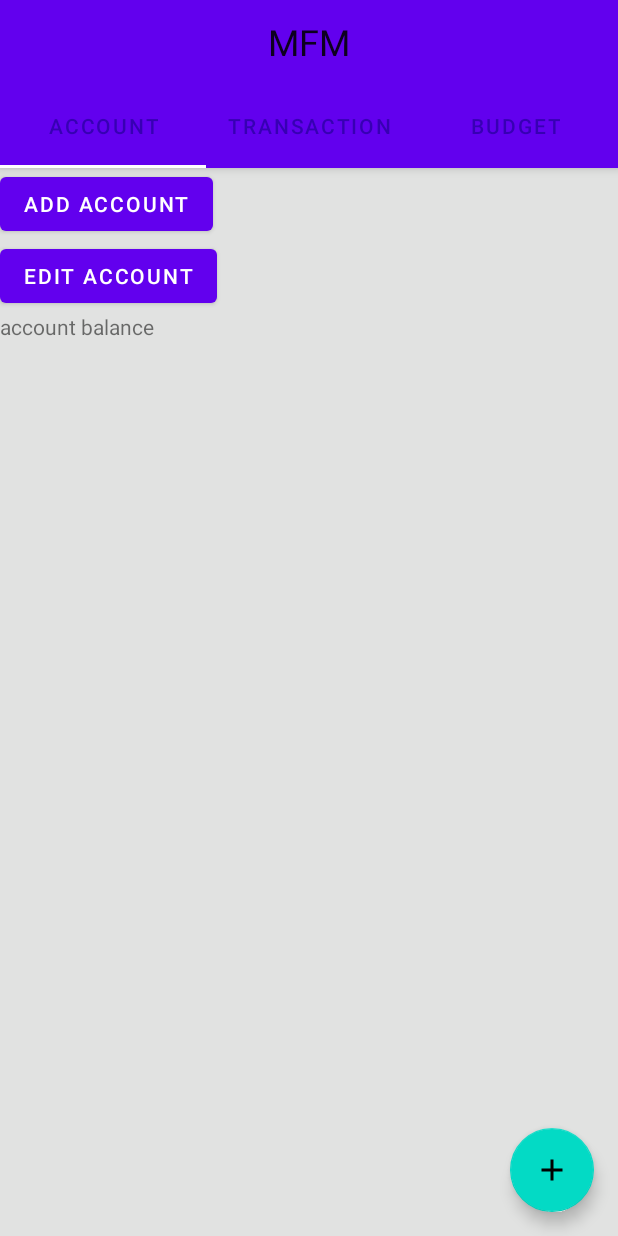
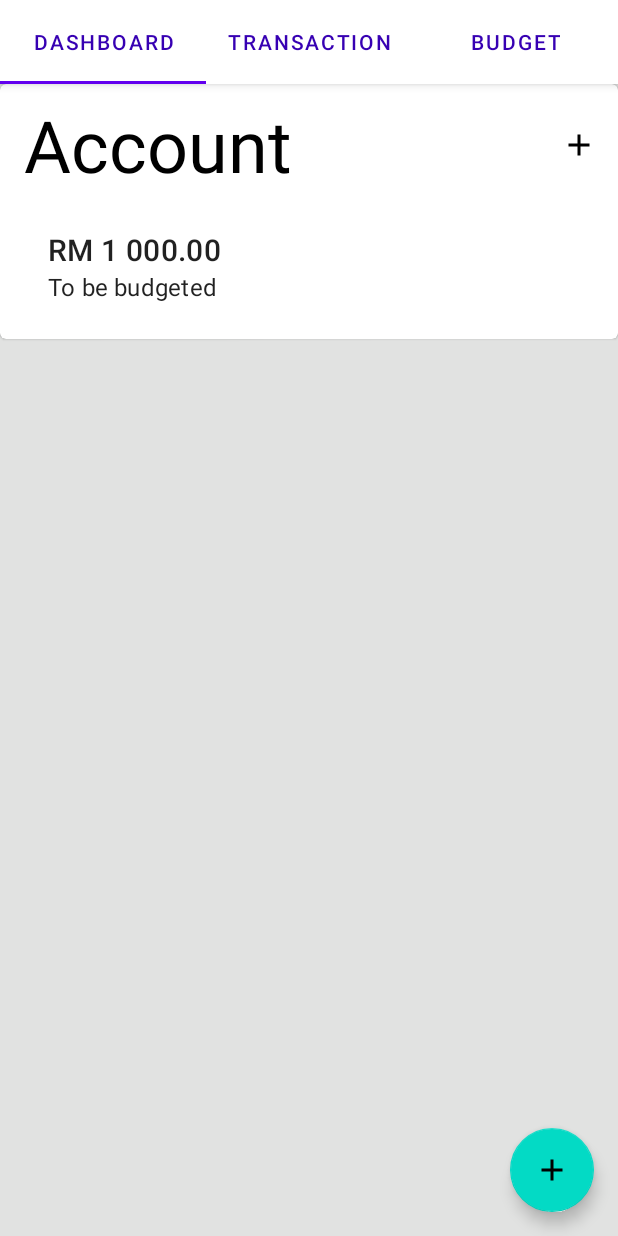
Before and after one commit to kedaitayar/MFM2, an Android app: the screen it shows after launch (MainActivity), on a phone screen of 412 x 824 dp. Run offline under Robolectric (Android 15) with nearby library versions, the phone set to English and light mode, and no system bars; our stand-ins replace Dagger/Hilt's generated code, Room's generated code.

Commit message:
change account tab to dashboard might want to refactor account package and related to dashboard package redo dashboard ui add toBeBudgeted amount feature

```diff
--- a/app/src/main/java/io/github/kedaitayar/mfm/data/dao/AccountDao.kt
+++ b/app/src/main/java/io/github/kedaitayar/mfm/data/dao/AccountDao.kt
@@ -45,16 +45,9 @@ interface AccountDao {
     )
     fun getAccountListData(): LiveData<List<AccountListAdapterData>>
 
-    @Query("SELECT * FROM budget")
-    fun getAllBudget(): LiveData<List<Budget>>
+    @Query("SELECT SUM(budgetTransactionAmount) FROM budgettransaction")
+    fun getTotalBudgetedAmount(): LiveData<Double>
 
-    @Insert
-    suspend fun insert(transaction: Transaction): Long
-
-    @Update
-    suspend fun update(transaction: Transaction): Int
-
-    @Insert
-    suspend fun insert(budget: Budget): Long
-
+    @Query("SELECT SUM(transactionAmount) FROM `transaction` WHERE transactionType = 2")
+    fun getTotalIncome(): LiveData<Double>
 }
--- a/app/src/main/java/io/github/kedaitayar/mfm/data/repository/AccountRepository.kt
+++ b/app/src/main/java/io/github/kedaitayar/mfm/data/repository/AccountRepository.kt
@@ -33,4 +33,12 @@ class AccountRepository @Inject constructor(
     fun getAccountListData(): LiveData<List<AccountListAdapterData>> {
         return accountDao.getAccountListData()
     }
+
+    fun getTotalBudgetedAmount(): LiveData<Double> {
+        return  accountDao.getTotalBudgetedAmount()
+    }
+
+    fun getTotalIncome(): LiveData<Double> {
+        return accountDao.getTotalIncome()
+    }
 }
--- a/app/src/main/java/io/github/kedaitayar/mfm/ui/account/AccountListFragment.kt
+++ b/app/src/main/java/io/github/kedaitayar/mfm/ui/account/AccountListFragment.kt
@@ -12,6 +12,7 @@ import androidx.fragment.app.viewModels
 import androidx.lifecycle.Observer
 import androidx.navigation.fragment.findNavController
 import androidx.recyclerview.widget.GridLayoutManager
+import androidx.recyclerview.widget.LinearLayoutManager
 import dagger.hilt.android.AndroidEntryPoint
 import io.github.kedaitayar.mfm.R
 import io.github.kedaitayar.mfm.data.podata.AccountListAdapterData
@@ -44,10 +45,10 @@ class AccountListFragment : Fragment(R.layout.fragment_account_list) {
         return binding.root
     }
 
-    //setup account list recyclerview
+
     private fun recyclerViewSetup(adapter: AccountListAdapter) {
         binding.recyclerViewAccountList.adapter = adapter
-        binding.recyclerViewAccountList.layoutManager = GridLayoutManager(requireContext(), 2)
+        binding.recyclerViewAccountList.layoutManager = LinearLayoutManager(requireContext())
         accountViewModel.accountListAdapterData.observe(viewLifecycleOwner, Observer {
             it?.let {
                 adapter.submitList(it)
--- a/app/src/main/java/io/github/kedaitayar/mfm/ui/account/MainAccountFragment.kt
+++ b/app/src/main/java/io/github/kedaitayar/mfm/ui/account/MainAccountFragment.kt
@@ -5,20 +5,27 @@ import android.util.Log
 import android.view.LayoutInflater
 import android.view.View
 import android.view.ViewGroup
+import android.widget.TextView
 import androidx.fragment.app.Fragment
+import androidx.fragment.app.viewModels
+import androidx.lifecycle.Observer
 import androidx.navigation.fragment.findNavController
 import dagger.hilt.android.AndroidEntryPoint
 import io.github.kedaitayar.mfm.R
 import io.github.kedaitayar.mfm.databinding.FragmentMainAccountBinding
 import io.github.kedaitayar.mfm.ui.main.MainFragmentDirections
 import io.github.kedaitayar.mfm.util.NavigationResult.getNavigationResultLiveData
+import io.github.kedaitayar.mfm.viewmodels.AccountViewModel
 
 private const val TAG = "MainAccountFragment"
 
 @AndroidEntryPoint
 class MainAccountFragment : Fragment(R.layout.fragment_main_account) {
+    private val accountViewModel: AccountViewModel by viewModels()
     private var _binding: FragmentMainAccountBinding? = null
     private val binding get() = _binding!!
+    private var totalIncome: Double = 0.0
+    private var totalBudgeted: Double = 0.0
 
     override fun onCreateView(
         inflater: LayoutInflater,
@@ -32,18 +39,52 @@ class MainAccountFragment : Fragment(R.layout.fragment_main_account) {
             replace(R.id.account_list_fragment_container, AccountListFragment())
         }.commit()
 
-        binding.placeholderButtonAddAccount.setOnClickListener {
+        setupAddAccountButton()
+        setupAddAccountFragmentResultObserver()
+        setupToBeBudgetedAmount()
+
+        return binding.root
+    }
+
+    private fun setupToBeBudgetedAmount() {
+        accountViewModel.totalIncome.observe(viewLifecycleOwner, Observer {
+            it?.let {
+                setAccountIncome(it)
+            }
+        })
+        accountViewModel.totalBudgetedAmount.observe(viewLifecycleOwner, Observer {
+            it?.let {
+                setTotalBudgeted(it)
+            }
+        })
+    }
+
+    private fun setupAddAccountFragmentResultObserver() {
+        val result = getNavigationResultLiveData<Long>(AddAccountFragment.ADD_ACCOUNT_RESULT_KEY)
+        result?.observe(viewLifecycleOwner) {
+            Log.i(
+                TAG,
+                "add account result: $it"
+            )   //TODO: snackbar to show outcome of account insert
+        }
+    }
+
+    private fun setupAddAccountButton() {
+        binding.buttonAddAccount.setOnClickListener {
             val action = MainFragmentDirections.actionMainFragmentToAddAccountFragment()
             findNavController().navigate(action)
         }
+    }
 
-        //get result from AddAccountFragment
-        val result = getNavigationResultLiveData<Long>(AddAccountFragment.ADD_ACCOUNT_RESULT_KEY)
-        result?.observe(viewLifecycleOwner) {
-            Log.i(TAG, "add account result: $it")   //TODO: snackbar to show outcome of account insert
-        }
+    private fun setAccountIncome(totalIncome: Double) {
+        this.totalIncome = totalIncome
+        binding.textViewToBeBudgetedAmount.text = "RM " + (this.totalIncome - this.totalBudgeted).toString()
+    }
 
-        return binding.root
+    private fun setTotalBudgeted(totalBudgeted: Double) {
+        this.totalBudgeted = totalBudgeted
+        binding.textViewToBeBudgetedAmount.text =
+            "RM " + (this.totalIncome - this.totalBudgeted).toString()
     }
 
     override fun onDestroyView() {
--- a/app/src/main/java/io/github/kedaitayar/mfm/ui/main/MainFragment.kt
+++ b/app/src/main/java/io/github/kedaitayar/mfm/ui/main/MainFragment.kt
@@ -34,7 +34,7 @@ class MainFragment : Fragment() {
             tab.text = getTabTitle(position)
         }.attach()
 
-        (activity as AppCompatActivity).setSupportActionBar(binding.toolbar)
+//        (activity as AppCompatActivity).setSupportActionBar(binding.toolbar)
 
         binding.fab.setOnClickListener {
             val action = MainFragmentDirections.actionMainFragmentToAddTransactionFragment()
@@ -46,7 +46,7 @@ class MainFragment : Fragment() {
 
     private fun getTabTitle(position: Int): String? {
         return when (position) {
-            ACCOUNT_PAGE_INDEX -> "Account"
+            ACCOUNT_PAGE_INDEX -> "Dashboard"
             TRANSACTION_PAGE_INDEX -> "Transaction"
             BUDGET_PAGE_INDEX -> "Budget"
             else -> null
--- a/app/src/main/java/io/github/kedaitayar/mfm/viewmodels/AccountViewModel.kt
+++ b/app/src/main/java/io/github/kedaitayar/mfm/viewmodels/AccountViewModel.kt
@@ -1,6 +1,8 @@
 package io.github.kedaitayar.mfm.viewmodels
 
 import androidx.lifecycle.LiveData
+import androidx.lifecycle.MediatorLiveData
+import androidx.lifecycle.Transformations
 import androidx.lifecycle.ViewModel
 import dagger.hilt.android.lifecycle.HiltViewModel
 import io.github.kedaitayar.mfm.data.podata.AccountListAdapterData
@@ -12,7 +14,10 @@ import javax.inject.Inject
 class AccountViewModel @Inject constructor(
     private val accountRepository: AccountRepository
 ) : ViewModel() {
-    val accountListAdapterData: LiveData<List<AccountListAdapterData>> = accountRepository.getAccountListData()
+    val accountListAdapterData: LiveData<List<AccountListAdapterData>> =
+        accountRepository.getAccountListData()
+    val totalBudgetedAmount: LiveData<Double> = accountRepository.getTotalBudgetedAmount()
+    val totalIncome: LiveData<Double> = accountRepository.getTotalIncome()
 
     suspend fun insert(account: Account): Long {
         return accountRepository.insert(account)
--- a/app/src/main/res/layout/fragment_account_list.xml
+++ b/app/src/main/res/layout/fragment_account_list.xml
@@ -1,29 +1,16 @@
 <?xml version="1.0" encoding="utf-8"?>
 <FrameLayout xmlns:android="http://schemas.android.com/apk/res/android"
+    xmlns:app="http://schemas.android.com/apk/res-auto"
     xmlns:tools="http://schemas.android.com/tools"
     android:layout_width="match_parent"
     android:layout_height="match_parent"
-    xmlns:app="http://schemas.android.com/apk/res-auto"
     tools:context=".ui.account.AccountListFragment">
 
-    <com.google.android.material.card.MaterialCardView
+    <androidx.recyclerview.widget.RecyclerView
+        android:id="@+id/recycler_view_account_list"
         android:layout_width="match_parent"
-        android:layout_height="wrap_content"
-        android:layout_margin="8dp">
-
-        <androidx.constraintlayout.widget.ConstraintLayout
-            android:layout_width="match_parent"
-            android:layout_height="match_parent">
-
-            <androidx.recyclerview.widget.RecyclerView
-                android:id="@+id/recycler_view_account_list"
-                tools:listitem="@layout/recycler_view_item_account_list"
-                tools:itemCount="3"
-                android:layout_width="match_parent"
-                android:layout_height="match_parent"/>
-
-        </androidx.constraintlayout.widget.ConstraintLayout>
-
-    </com.google.android.material.card.MaterialCardView>
+        android:layout_height="match_parent"
+        tools:itemCount="3"
+        tools:listitem="@layout/recycler_view_item_account_list" />
 
 </FrameLayout>
--- a/app/src/main/res/layout/fragment_main.xml
+++ b/app/src/main/res/layout/fragment_main.xml
@@ -24,35 +24,9 @@
             android:layout_height="wrap_content"
             android:fitsSystemWindows="true">
 
-            <com.google.android.material.appbar.CollapsingToolbarLayout
-                android:id="@+id/toolbar_layout"
-                android:layout_width="match_parent"
-                android:layout_height="wrap_content"
-                app:layout_scrollFlags="scroll|snap"
-                app:toolbarId="@id/toolbar">
-
-                <com.google.android.material.appbar.MaterialToolbar
-                    android:id="@+id/toolbar"
-                    style="@style/Widget.MaterialComponents.Toolbar.Primary"
-                    android:layout_width="match_parent"
-                    android:layout_height="?attr/actionBarSize"
-                    app:contentInsetStart="0dp"
-                    app:layout_collapseMode="parallax">
-
-                    <TextView
-                        android:layout_width="match_parent"
-                        android:layout_height="?attr/actionBarSize"
-                        android:gravity="center"
-                        android:text="@string/app_name"
-                        android:textAppearance="?attr/textAppearanceHeadline5" />
-
-                </com.google.android.material.appbar.MaterialToolbar>
-
-            </com.google.android.material.appbar.CollapsingToolbarLayout>
-
             <com.google.android.material.tabs.TabLayout
                 android:id="@+id/tab_layout"
-                style="@style/Widget.MaterialComponents.TabLayout.Colored"
+                style="@style/Widget.MaterialComponents.TabLayout"
                 android:layout_width="match_parent"
                 android:layout_height="?attr/actionBarSize"
                 app:tabTextColor="?attr/colorPrimaryDark" />
--- a/app/src/main/res/layout/fragment_main_account.xml
+++ b/app/src/main/res/layout/fragment_main_account.xml
@@ -6,37 +6,78 @@
     android:layout_height="match_parent"
     tools:context=".ui.account.MainAccountFragment">
 
-    <com.google.android.material.button.MaterialButton
-        android:id="@+id/placeholder_button_add_account"
+    <com.google.android.material.card.MaterialCardView
+        android:id="@+id/card_view_account_list"
+        android:layout_width="match_parent"
+        android:layout_height="wrap_content"
+        app:layout_constraintStart_toStartOf="parent"
+        app:layout_constraintTop_toTopOf="parent">
+
+        <androidx.constraintlayout.widget.ConstraintLayout
+            android:layout_width="match_parent"
+            android:layout_height="match_parent">
+
+            <com.google.android.material.textview.MaterialTextView
+                android:id="@+id/text_view_account"
+                style="@style/TextAppearance.MaterialComponents.Headline3"
                 android:layout_width="wrap_content"
                 android:layout_height="wrap_content"
-        android:text="add account"
+                android:layout_marginStart="16dp"
+                android:layout_marginTop="8dp"
+                android:text="Account"
+                android:textColor="@android:color/primary_text_light"
                 app:layout_constraintStart_toStartOf="parent"
                 app:layout_constraintTop_toTopOf="parent" />
 
             <com.google.android.material.button.MaterialButton
-        android:id="@+id/placeholder_button_edit_account"
+                android:id="@+id/button_add_account"
                 android:layout_width="wrap_content"
                 android:layout_height="wrap_content"
-        android:text="edit account"
-        app:layout_constraintStart_toStartOf="parent"
-        app:layout_constraintTop_toBottomOf="@+id/placeholder_button_add_account" />
+                android:background="@android:color/transparent"
+                android:minWidth="0dp"
+                android:minHeight="0dp"
+                android:padding="0dp"
+                android:layout_marginEnd="14dp"
+                app:icon="@drawable/ic_baseline_add_24"
+                app:iconPadding="0dp"
+                app:iconTint="@android:color/primary_text_light"
+                app:layout_constraintBottom_toBottomOf="@+id/text_view_account"
+                app:layout_constraintEnd_toEndOf="parent"
+                app:layout_constraintTop_toTopOf="@+id/text_view_account" />
 
-    <TextView
-        android:id="@+id/placeholder_account_balance"
+            <com.google.android.material.textview.MaterialTextView
+                android:id="@+id/text_view_to_be_budgeted_amount"
+                style="@style/TextAppearance.MaterialComponents.Headline6"
                 android:layout_width="wrap_content"
                 android:layout_height="wrap_content"
-        android:text="account balance"
-        app:layout_constraintStart_toStartOf="parent"
-        app:layout_constraintTop_toBottomOf="@+id/placeholder_button_edit_account" />
+                android:layout_marginStart="16dp"
+                android:layout_marginTop="24dp"
+                android:text="RM 1 000.00"
+                app:layout_constraintStart_toStartOf="@+id/text_view_account"
+                app:layout_constraintTop_toBottomOf="@+id/text_view_account"
+                tools:text="RM 1 000.00" />
+
+            <com.google.android.material.textview.MaterialTextView
+                android:id="@+id/text_view_to_be_budgeted"
+                style="@style/TextAppearance.MaterialComponents.Subtitle1"
+                android:layout_width="wrap_content"
+                android:layout_height="wrap_content"
+                android:text="To be budgeted"
+                android:paddingBottom="24dp"
+                app:layout_constraintStart_toStartOf="@+id/text_view_to_be_budgeted_amount"
+                app:layout_constraintTop_toBottomOf="@+id/text_view_to_be_budgeted_amount" />
+
 
             <FrameLayout
                 android:id="@+id/account_list_fragment_container"
-        android:layout_width="match_parent"
+                android:layout_width="wrap_content"
                 android:layout_height="wrap_content"
+                android:layout_marginEnd="4dp"
                 app:layout_constraintEnd_toEndOf="parent"
-        app:layout_constraintStart_toStartOf="parent"
-        app:layout_constraintTop_toBottomOf="@+id/placeholder_account_balance" />
+                app:layout_constraintTop_toBottomOf="@+id/text_view_account" />
+        </androidx.constraintlayout.widget.ConstraintLayout>
 
 
+    </com.google.android.material.card.MaterialCardView>
+
 </androidx.constraintlayout.widget.ConstraintLayout>
--- a/app/src/main/res/layout/recycler_view_item_account_list.xml
+++ b/app/src/main/res/layout/recycler_view_item_account_list.xml
@@ -2,36 +2,44 @@
 <com.google.android.material.card.MaterialCardView xmlns:android="http://schemas.android.com/apk/res/android"
     xmlns:app="http://schemas.android.com/apk/res-auto"
     xmlns:tools="http://schemas.android.com/tools"
-    android:layout_width="180dp"
+    android:layout_width="150dp"
     android:layout_height="wrap_content"
-    android:layout_margin="8dp">
+    android:layout_margin="8dp"
+    app:cardElevation="0dp"
+    app:strokeColor="@color/design_default_color_primary"
+    app:strokeWidth="1dp">
 
     <androidx.constraintlayout.widget.ConstraintLayout
         android:layout_width="match_parent"
         android:layout_height="match_parent"
-        android:layout_margin="4dp">
+        android:layout_marginStart="8dp"
+        android:layout_marginTop="4dp"
+        android:layout_marginEnd="4dp"
+        android:layout_marginBottom="4dp">
 
-        <androidx.appcompat.widget.AppCompatTextView
-            android:id="@+id/text_view_account_name"
+        <com.google.android.material.textview.MaterialTextView
+            android:id="@+id/text_view_account_balance"
+            style="@style/TextAppearance.MaterialComponents.Headline6"
             android:layout_width="wrap_content"
             android:layout_height="wrap_content"
             app:layout_constraintStart_toStartOf="parent"
             app:layout_constraintTop_toTopOf="parent"
             tools:text="Name" />
 
-        <androidx.appcompat.widget.AppCompatTextView
-            android:id="@+id/text_view_account_balance"
+        <com.google.android.material.textview.MaterialTextView
+            android:id="@+id/text_view_account_name"
+            style="@style/TextAppearance.MaterialComponents.Subtitle1"
             android:layout_width="wrap_content"
             android:layout_height="wrap_content"
             app:layout_constraintStart_toStartOf="parent"
-            app:layout_constraintTop_toBottomOf="@+id/text_view_account_name"
+            app:layout_constraintTop_toBottomOf="@+id/text_view_account_balance"
             tools:text="Name" />
 
         <com.google.android.material.button.MaterialButton
             android:id="@+id/button_more"
-            android:background="@android:color/transparent"
             android:layout_width="wrap_content"
             android:layout_height="wrap_content"
+            android:background="@android:color/transparent"
             android:insetLeft="0dp"
             android:insetTop="0dp"
             android:insetRight="0dp"
```
Lines whose indentation alone changed are shown as unchanged.
